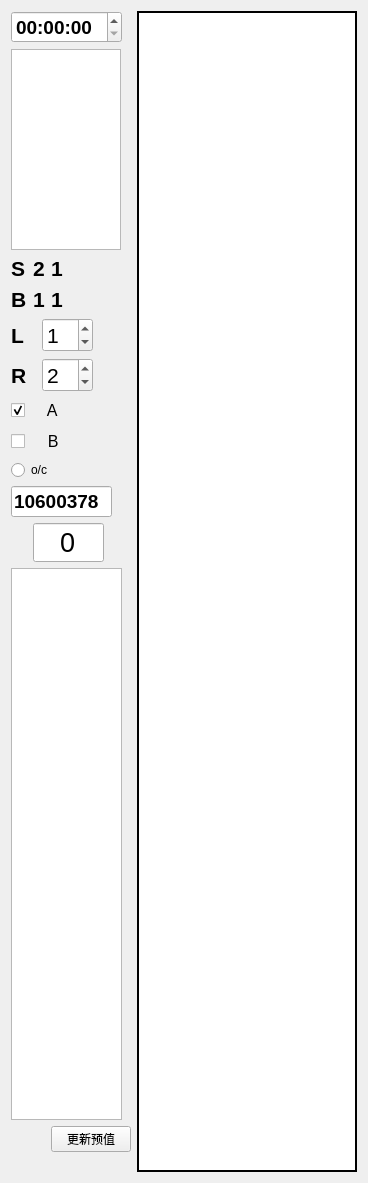
Qt form mdquota.ui (steveliao93/TradingSHFE) before a commit.
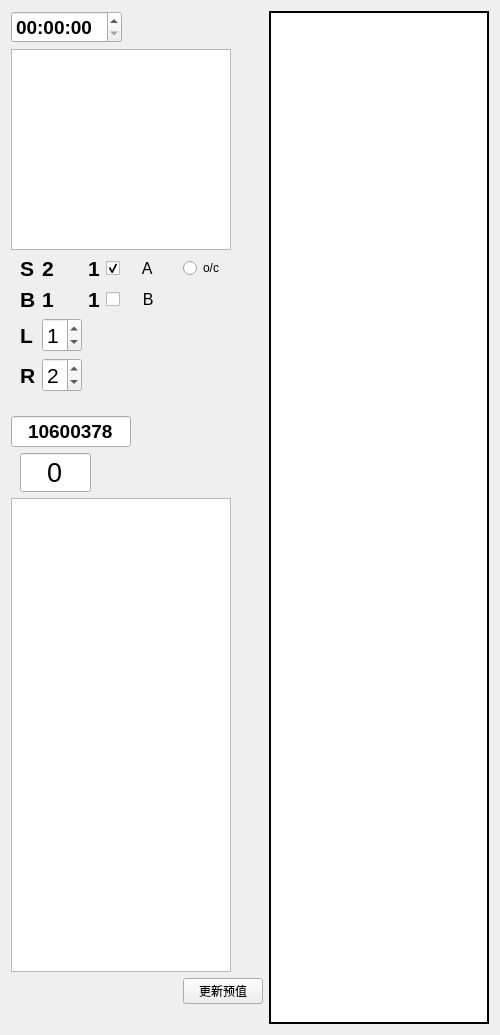
The same form after that commit.

What changed in the file:
```diff
--- a/mdquota.ui
+++ b/mdquota.ui
@@ -12,10 +12,16 @@
    <rect>
     <x>0</x>
     <y>0</y>
-    <width>356</width>
-    <height>1183</height>
+    <width>500</width>
+    <height>1035</height>
    </rect>
   </property>
+  <property name="minimumSize">
+   <size>
+    <width>361</width>
+    <height>0</height>
+   </size>
+  </property>
   <property name="palette">
    <palette>
     <active/>
@@ -42,53 +48,131 @@
    <set>Qt::InputMethodHint::ImhNone</set>
   </property>
   <layout class="QGridLayout" name="gridLayout">
-   <item row="3" column="1" colspan="2">
-    <widget class="QLabel" name="label_6">
+   <item row="9" column="0" colspan="8">
+    <widget class="QLineEdit" name="lineEdit">
+     <property name="minimumSize">
+      <size>
+       <width>101</width>
+       <height>0</height>
+      </size>
+     </property>
      <property name="maximumSize">
       <size>
-       <width>31</width>
+       <width>120</width>
        <height>16777215</height>
       </size>
      </property>
+     <property name="palette">
+      <palette>
+       <active>
+        <colorrole role="Text">
+         <brush brushstyle="SolidPattern">
+          <color alpha="255">
+           <red>85</red>
+           <green>0</green>
+           <blue>0</blue>
+          </color>
+         </brush>
+        </colorrole>
+        <colorrole role="Base">
+         <brush brushstyle="SolidPattern">
+          <color alpha="255">
+           <red>255</red>
+           <green>255</green>
+           <blue>127</blue>
+          </color>
+         </brush>
+        </colorrole>
+       </active>
+       <inactive>
+        <colorrole role="Text">
+         <brush brushstyle="SolidPattern">
+          <color alpha="255">
+           <red>0</red>
+           <green>0</green>
+           <blue>0</blue>
+          </color>
+         </brush>
+        </colorrole>
+        <colorrole role="Base">
+         <brush brushstyle="SolidPattern">
+          <color alpha="255">
+           <red>255</red>
+           <green>255</green>
+           <blue>255</blue>
+          </color>
+         </brush>
+        </colorrole>
+       </inactive>
+       <disabled>
+        <colorrole role="Text">
+         <brush brushstyle="SolidPattern">
+          <color alpha="255">
+           <red>120</red>
+           <green>120</green>
+           <blue>120</blue>
+          </color>
+         </brush>
+        </colorrole>
+        <colorrole role="Base">
+         <brush brushstyle="SolidPattern">
+          <color alpha="255">
+           <red>240</red>
+           <green>240</green>
+           <blue>240</blue>
+          </color>
+         </brush>
+        </colorrole>
+       </disabled>
+      </palette>
+     </property>
      <property name="font">
       <font>
-       <pointsize>16</pointsize>
+       <pointsize>14</pointsize>
        <bold>true</bold>
       </font>
      </property>
      <property name="mouseTracking">
       <bool>false</bool>
      </property>
-     <property name="autoFillBackground">
-      <bool>false</bool>
+     <property name="layoutDirection">
+      <enum>Qt::LayoutDirection::LeftToRight</enum>
      </property>
      <property name="text">
-      <string>1</string>
+      <string>10600378</string>
      </property>
-     <property name="scaledContents">
-      <bool>false</bool>
+     <property name="alignment">
+      <set>Qt::AlignmentFlag::AlignCenter</set>
+     </property>
+     <property name="readOnly">
+      <bool>true</bool>
      </property>
     </widget>
    </item>
-   <item row="4" column="2" colspan="2">
-    <widget class="QSpinBox" name="spinBox">
+   <item row="11" column="0" colspan="8">
+    <widget class="QTableView" name="tableView_3">
+     <property name="minimumSize">
+      <size>
+       <width>111</width>
+       <height>391</height>
+      </size>
+     </property>
      <property name="maximumSize">
       <size>
-       <width>51</width>
+       <width>220</width>
        <height>16777215</height>
       </size>
      </property>
-     <property name="font">
-      <font>
-       <pointsize>16</pointsize>
-      </font>
+    </widget>
+   </item>
+   <item row="12" column="7">
+    <widget class="QPushButton" name="applyPreValue">
+     <property name="text">
+      <string>更新预值</string>
      </property>
-     <property name="value">
-      <number>1</number>
-     </property>
     </widget>
    </item>
-   <item row="1" column="0" colspan="4">
+   <item row="1" column="0" colspan="8">
     <widget class="QTableView" name="tableView_2">
      <property name="minimumSize">
       <size>
@@ -98,7 +182,7 @@
      </property>
      <property name="maximumSize">
       <size>
-       <width>110</width>
+       <width>220</width>
        <height>201</height>
       </size>
      </property>
@@ -127,151 +211,11 @@
      </attribute>
     </widget>
    </item>
-   <item row="2" column="3">
-    <widget class="QLabel" name="label_8">
+   <item row="10" column="1" colspan="7">
+    <widget class="QLineEdit" name="lineEdit_2">
      <property name="maximumSize">
       <size>
-       <width>31</width>
-       <height>16777215</height>
-      </size>
-     </property>
-     <property name="font">
-      <font>
-       <pointsize>16</pointsize>
-       <bold>true</bold>
-      </font>
-     </property>
-     <property name="autoFillBackground">
-      <bool>false</bool>
-     </property>
-     <property name="text">
-      <string>1</string>
-     </property>
-    </widget>
-   </item>
-   <item row="7" column="0" colspan="4">
-    <widget class="QCheckBox" name="checkBox_2">
-     <property name="maximumSize">
-      <size>
-       <width>79</width>
-       <height>16777215</height>
-      </size>
-     </property>
-     <property name="font">
-      <font>
-       <pointsize>12</pointsize>
-      </font>
-     </property>
-     <property name="text">
-      <string>    B</string>
-     </property>
-    </widget>
-   </item>
-   <item row="3" column="0">
-    <widget class="QLabel" name="label_3">
-     <property name="maximumSize">
-      <size>
-       <width>31</width>
-       <height>51</height>
-      </size>
-     </property>
-     <property name="font">
-      <font>
-       <pointsize>16</pointsize>
-       <bold>true</bold>
-      </font>
-     </property>
-     <property name="autoFillBackground">
-      <bool>false</bool>
-     </property>
-     <property name="text">
-      <string>B</string>
-     </property>
-    </widget>
-   </item>
-   <item row="2" column="0">
-    <widget class="QLabel" name="label_4">
-     <property name="maximumSize">
-      <size>
-       <width>50</width>
-       <height>16777215</height>
-      </size>
-     </property>
-     <property name="font">
-      <font>
-       <pointsize>16</pointsize>
-       <bold>true</bold>
-      </font>
-     </property>
-     <property name="autoFillBackground">
-      <bool>false</bool>
-     </property>
-     <property name="text">
-      <string>S</string>
-     </property>
-    </widget>
-   </item>
-   <item row="5" column="2" colspan="2">
-    <widget class="QSpinBox" name="spinBox_2">
-     <property name="maximumSize">
-      <size>
-       <width>51</width>
-       <height>16777215</height>
-      </size>
-     </property>
-     <property name="font">
-      <font>
-       <pointsize>16</pointsize>
-      </font>
-     </property>
-     <property name="value">
-      <number>2</number>
-     </property>
-    </widget>
-   </item>
-   <item row="11" column="0" colspan="4">
-    <widget class="QTableView" name="tableView_3">
-     <property name="minimumSize">
-      <size>
-       <width>111</width>
-       <height>391</height>
-      </size>
-     </property>
-     <property name="maximumSize">
-      <size>
-       <width>111</width>
-       <height>16777215</height>
-      </size>
-     </property>
-    </widget>
-   </item>
-   <item row="8" column="0" colspan="4">
-    <widget class="QRadioButton" name="radioButton">
-     <property name="maximumSize">
-      <size>
-       <width>95</width>
-       <height>16777215</height>
-      </size>
-     </property>
-     <property name="text">
-      <string>o/c</string>
-     </property>
-     <property name="checked">
-      <bool>false</bool>
-     </property>
-    </widget>
-   </item>
-   <item row="9" column="0" colspan="4">
-    <widget class="QLineEdit" name="lineEdit">
-     <property name="minimumSize">
-      <size>
-       <width>101</width>
-       <height>0</height>
-      </size>
-     </property>
-     <property name="maximumSize">
-      <size>
-       <width>101</width>
+       <width>71</width>
        <height>16777215</height>
       </size>
      </property>
@@ -281,9 +225,9 @@
         <colorrole role="Text">
          <brush brushstyle="SolidPattern">
           <color alpha="255">
-           <red>85</red>
+           <red>255</red>
            <green>0</green>
-           <blue>0</blue>
+           <blue>255</blue>
           </color>
          </brush>
         </colorrole>
@@ -341,66 +285,25 @@
      </property>
      <property name="font">
       <font>
-       <pointsize>14</pointsize>
-       <bold>true</bold>
+       <pointsize>20</pointsize>
+       <bold>false</bold>
       </font>
      </property>
      <property name="focusPolicy">
       <enum>Qt::FocusPolicy::NoFocus</enum>
      </property>
      <property name="text">
-      <string>10600378</string>
+      <string>0</string>
+     </property>
+     <property name="alignment">
+      <set>Qt::AlignmentFlag::AlignCenter</set>
      </property>
      <property name="readOnly">
       <bool>true</bool>
      </property>
     </widget>
    </item>
-   <item row="4" column="0" colspan="2">
-    <widget class="QLabel" name="label">
-     <property name="maximumSize">
-      <size>
-       <width>54</width>
-       <height>16777215</height>
-      </size>
-     </property>
-     <property name="font">
-      <font>
-       <pointsize>16</pointsize>
-       <bold>true</bold>
-      </font>
-     </property>
-     <property name="autoFillBackground">
-      <bool>false</bool>
-     </property>
-     <property name="text">
-      <string>L</string>
-     </property>
-    </widget>
-   </item>
-   <item row="5" column="0" colspan="2">
-    <widget class="QLabel" name="label_2">
-     <property name="maximumSize">
-      <size>
-       <width>54</width>
-       <height>16777215</height>
-      </size>
-     </property>
-     <property name="font">
-      <font>
-       <pointsize>16</pointsize>
-       <bold>true</bold>
-      </font>
-     </property>
-     <property name="autoFillBackground">
-      <bool>false</bool>
-     </property>
-     <property name="text">
-      <string>R</string>
-     </property>
-    </widget>
-   </item>
-   <item row="0" column="4" rowspan="14">
+   <item row="0" column="9" rowspan="14">
     <widget class="QTableView" name="tableView">
      <property name="enabled">
       <bool>true</bool>
@@ -417,6 +320,12 @@
        <height>0</height>
       </size>
      </property>
+     <property name="maximumSize">
+      <size>
+       <width>220</width>
+       <height>16777215</height>
+      </size>
+     </property>
      <property name="palette">
       <palette>
        <active>
@@ -585,171 +494,14 @@
      </attribute>
     </widget>
    </item>
-   <item row="3" column="3">
-    <widget class="QLabel" name="label_7">
-     <property name="maximumSize">
-      <size>
-       <width>31</width>
-       <height>16777215</height>
-      </size>
-     </property>
-     <property name="font">
-      <font>
-       <pointsize>16</pointsize>
-       <bold>true</bold>
-      </font>
-     </property>
-     <property name="autoFillBackground">
-      <bool>false</bool>
-     </property>
-     <property name="text">
-      <string>1</string>
-     </property>
-    </widget>
-   </item>
-   <item row="6" column="0" colspan="4">
-    <widget class="QCheckBox" name="checkBox_3">
-     <property name="maximumSize">
-      <size>
-       <width>79</width>
-       <height>16777215</height>
-      </size>
-     </property>
-     <property name="font">
-      <font>
-       <pointsize>12</pointsize>
-      </font>
-     </property>
-     <property name="text">
-      <string>    A</string>
-     </property>
-     <property name="checked">
-      <bool>true</bool>
-     </property>
-    </widget>
-   </item>
-   <item row="13" column="0" colspan="4">
+   <item row="13" column="0" colspan="8">
     <widget class="QLabel" name="ddd">
      <property name="text">
       <string/>
      </property>
     </widget>
    </item>
-   <item row="10" column="1" colspan="3">
-    <widget class="QLineEdit" name="lineEdit_2">
-     <property name="maximumSize">
-      <size>
-       <width>71</width>
-       <height>16777215</height>
-      </size>
-     </property>
-     <property name="palette">
-      <palette>
-       <active>
-        <colorrole role="Text">
-         <brush brushstyle="SolidPattern">
-          <color alpha="255">
-           <red>255</red>
-           <green>0</green>
-           <blue>255</blue>
-          </color>
-         </brush>
-        </colorrole>
-        <colorrole role="Base">
-         <brush brushstyle="SolidPattern">
-          <color alpha="255">
-           <red>255</red>
-           <green>255</green>
-           <blue>127</blue>
-          </color>
-         </brush>
-        </colorrole>
-       </active>
-       <inactive>
-        <colorrole role="Text">
-         <brush brushstyle="SolidPattern">
-          <color alpha="255">
-           <red>0</red>
-           <green>0</green>
-           <blue>0</blue>
-          </color>
-         </brush>
-        </colorrole>
-        <colorrole role="Base">
-         <brush brushstyle="SolidPattern">
-          <color alpha="255">
-           <red>255</red>
-           <green>255</green>
-           <blue>255</blue>
-          </color>
-         </brush>
-        </colorrole>
-       </inactive>
-       <disabled>
-        <colorrole role="Text">
-         <brush brushstyle="SolidPattern">
-          <color alpha="255">
-           <red>120</red>
-           <green>120</green>
-           <blue>120</blue>
-          </color>
-         </brush>
-        </colorrole>
-        <colorrole role="Base">
-         <brush brushstyle="SolidPattern">
-          <color alpha="255">
-           <red>240</red>
-           <green>240</green>
-           <blue>240</blue>
-          </color>
-         </brush>
-        </colorrole>
-       </disabled>
-      </palette>
-     </property>
-     <property name="font">
-      <font>
-       <pointsize>20</pointsize>
-       <bold>false</bold>
-      </font>
-     </property>
-     <property name="focusPolicy">
-      <enum>Qt::FocusPolicy::NoFocus</enum>
-     </property>
-     <property name="text">
-      <string>0</string>
-     </property>
-     <property name="alignment">
-      <set>Qt::AlignmentFlag::AlignCenter</set>
-     </property>
-     <property name="readOnly">
-      <bool>true</bool>
-     </property>
-    </widget>
-   </item>
-   <item row="2" column="1" colspan="2">
-    <widget class="QLabel" name="label_5">
-     <property name="maximumSize">
-      <size>
-       <width>31</width>
-       <height>16777215</height>
-      </size>
-     </property>
-     <property name="font">
-      <font>
-       <pointsize>16</pointsize>
-       <bold>true</bold>
-      </font>
-     </property>
-     <property name="autoFillBackground">
-      <bool>false</bool>
-     </property>
-     <property name="text">
-      <string>2</string>
-     </property>
-    </widget>
-   </item>
-   <item row="0" column="0" colspan="4">
+   <item row="0" column="0" colspan="8">
     <widget class="QTimeEdit" name="timeEdit">
      <property name="maximumSize">
       <size>
@@ -774,10 +526,276 @@
      </property>
     </widget>
    </item>
-   <item row="12" column="3">
-    <widget class="QPushButton" name="applyPreValue">
+   <item row="3" column="1">
+    <widget class="QLabel" name="label_3">
+     <property name="maximumSize">
+      <size>
+       <width>31</width>
+       <height>51</height>
+      </size>
+     </property>
+     <property name="font">
+      <font>
+       <pointsize>16</pointsize>
+       <bold>true</bold>
+      </font>
+     </property>
+     <property name="autoFillBackground">
+      <bool>false</bool>
+     </property>
      <property name="text">
-      <string>更新预值</string>
+      <string>B</string>
+     </property>
+    </widget>
+   </item>
+   <item row="2" column="1">
+    <widget class="QLabel" name="label_4">
+     <property name="maximumSize">
+      <size>
+       <width>50</width>
+       <height>16777215</height>
+      </size>
+     </property>
+     <property name="font">
+      <font>
+       <pointsize>16</pointsize>
+       <bold>true</bold>
+      </font>
+     </property>
+     <property name="autoFillBackground">
+      <bool>false</bool>
+     </property>
+     <property name="text">
+      <string>S</string>
+     </property>
+    </widget>
+   </item>
+   <item row="2" column="2">
+    <widget class="QLabel" name="label_5">
+     <property name="maximumSize">
+      <size>
+       <width>31</width>
+       <height>16777215</height>
+      </size>
+     </property>
+     <property name="font">
+      <font>
+       <pointsize>16</pointsize>
+       <bold>true</bold>
+      </font>
+     </property>
+     <property name="autoFillBackground">
+      <bool>false</bool>
+     </property>
+     <property name="text">
+      <string>2</string>
+     </property>
+    </widget>
+   </item>
+   <item row="3" column="2">
+    <widget class="QLabel" name="label_6">
+     <property name="maximumSize">
+      <size>
+       <width>31</width>
+       <height>16777215</height>
+      </size>
+     </property>
+     <property name="font">
+      <font>
+       <pointsize>16</pointsize>
+       <bold>true</bold>
+      </font>
+     </property>
+     <property name="mouseTracking">
+      <bool>false</bool>
+     </property>
+     <property name="autoFillBackground">
+      <bool>false</bool>
+     </property>
+     <property name="text">
+      <string>1</string>
+     </property>
+     <property name="scaledContents">
+      <bool>false</bool>
+     </property>
+    </widget>
+   </item>
+   <item row="2" column="3">
+    <widget class="QLabel" name="label_8">
+     <property name="maximumSize">
+      <size>
+       <width>31</width>
+       <height>16777215</height>
+      </size>
+     </property>
+     <property name="font">
+      <font>
+       <pointsize>16</pointsize>
+       <bold>true</bold>
+      </font>
+     </property>
+     <property name="autoFillBackground">
+      <bool>false</bool>
+     </property>
+     <property name="text">
+      <string>1</string>
+     </property>
+    </widget>
+   </item>
+   <item row="3" column="3">
+    <widget class="QLabel" name="label_7">
+     <property name="maximumSize">
+      <size>
+       <width>31</width>
+       <height>16777215</height>
+      </size>
+     </property>
+     <property name="font">
+      <font>
+       <pointsize>16</pointsize>
+       <bold>true</bold>
+      </font>
+     </property>
+     <property name="autoFillBackground">
+      <bool>false</bool>
+     </property>
+     <property name="text">
+      <string>1</string>
+     </property>
+    </widget>
+   </item>
+   <item row="2" column="4">
+    <widget class="QCheckBox" name="checkBox_3">
+     <property name="maximumSize">
+      <size>
+       <width>79</width>
+       <height>16777215</height>
+      </size>
+     </property>
+     <property name="font">
+      <font>
+       <pointsize>12</pointsize>
+      </font>
+     </property>
+     <property name="text">
+      <string>    A</string>
+     </property>
+     <property name="checked">
+      <bool>true</bool>
+     </property>
+    </widget>
+   </item>
+   <item row="3" column="4">
+    <widget class="QCheckBox" name="checkBox_2">
+     <property name="maximumSize">
+      <size>
+       <width>79</width>
+       <height>16777215</height>
+      </size>
+     </property>
+     <property name="font">
+      <font>
+       <pointsize>12</pointsize>
+      </font>
+     </property>
+     <property name="text">
+      <string>    B</string>
+     </property>
+    </widget>
+   </item>
+   <item row="2" column="7">
+    <widget class="QRadioButton" name="radioButton">
+     <property name="maximumSize">
+      <size>
+       <width>95</width>
+       <height>16777215</height>
+      </size>
+     </property>
+     <property name="text">
+      <string>o/c</string>
+     </property>
+     <property name="checked">
+      <bool>false</bool>
+     </property>
+    </widget>
+   </item>
+   <item row="4" column="1">
+    <widget class="QLabel" name="label">
+     <property name="maximumSize">
+      <size>
+       <width>54</width>
+       <height>16777215</height>
+      </size>
+     </property>
+     <property name="font">
+      <font>
+       <pointsize>16</pointsize>
+       <bold>true</bold>
+      </font>
+     </property>
+     <property name="autoFillBackground">
+      <bool>false</bool>
+     </property>
+     <property name="text">
+      <string>L</string>
+     </property>
+    </widget>
+   </item>
+   <item row="5" column="1">
+    <widget class="QLabel" name="label_2">
+     <property name="maximumSize">
+      <size>
+       <width>54</width>
+       <height>16777215</height>
+      </size>
+     </property>
+     <property name="font">
+      <font>
+       <pointsize>16</pointsize>
+       <bold>true</bold>
+      </font>
+     </property>
+     <property name="autoFillBackground">
+      <bool>false</bool>
+     </property>
+     <property name="text">
+      <string>R</string>
+     </property>
+    </widget>
+   </item>
+   <item row="4" column="2">
+    <widget class="QSpinBox" name="spinBox">
+     <property name="maximumSize">
+      <size>
+       <width>40</width>
+       <height>16777215</height>
+      </size>
+     </property>
+     <property name="font">
+      <font>
+       <pointsize>16</pointsize>
+      </font>
+     </property>
+     <property name="value">
+      <number>1</number>
+     </property>
+    </widget>
+   </item>
+   <item row="5" column="2">
+    <widget class="QSpinBox" name="spinBox_2">
+     <property name="maximumSize">
+      <size>
+       <width>40</width>
+       <height>16777215</height>
+      </size>
+     </property>
+     <property name="font">
+      <font>
+       <pointsize>16</pointsize>
+      </font>
+     </property>
+     <property name="value">
+      <number>2</number>
      </property>
     </widget>
    </item>
```
Left out of the diff: 4 changed lines with no effect on the pictures.
